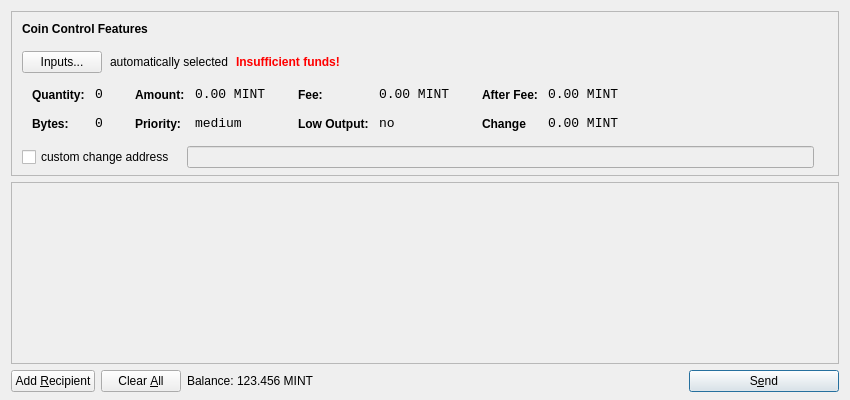
The window that src/qt/forms/sendcoinsdialog.ui (Crypto-Currency/Bitcoin-Fast) describes before a commit, drawn with Qt 5.
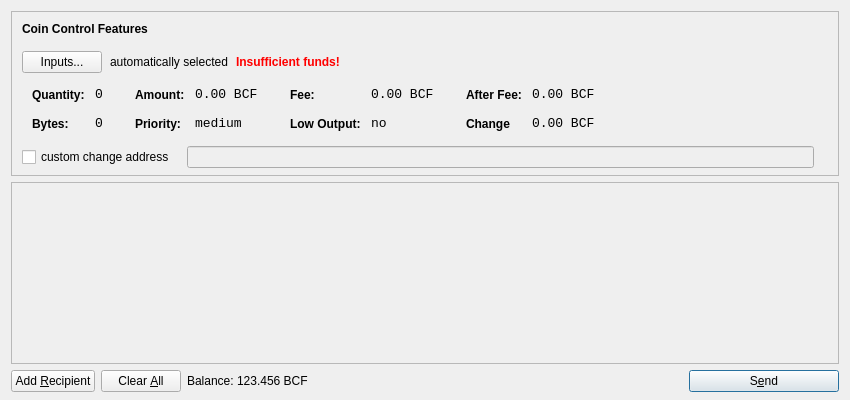
The same window after the commit. Icons and pictures are not drawn.

```diff
--- a/src/qt/forms/sendcoinsdialog.ui
+++ b/src/qt/forms/sendcoinsdialog.ui
@@ -321,7 +321,7 @@
                   <enum>Qt::ActionsContextMenu</enum>
                  </property>
                  <property name="text">
-                  <string>0.00 MINT</string>
+                  <string>0.00 BCF</string>
                  </property>
                  <property name="textInteractionFlags">
                   <set>Qt::LinksAccessibleByMouse|Qt::TextSelectableByKeyboard|Qt::TextSelectableByMouse</set>
@@ -407,7 +407,7 @@
                   <enum>Qt::ActionsContextMenu</enum>
                  </property>
                  <property name="text">
-                  <string>0.00 MINT</string>
+                  <string>0.00 BCF</string>
                  </property>
                  <property name="textInteractionFlags">
                   <set>Qt::LinksAccessibleByMouse|Qt::TextSelectableByKeyboard|Qt::TextSelectableByMouse</set>
@@ -493,7 +493,7 @@
                   <enum>Qt::ActionsContextMenu</enum>
                  </property>
                  <property name="text">
-                  <string>0.00 MINT</string>
+                  <string>0.00 BCF</string>
                  </property>
                  <property name="textInteractionFlags">
                   <set>Qt::LinksAccessibleByMouse|Qt::TextSelectableByKeyboard|Qt::TextSelectableByMouse</set>
@@ -525,7 +525,7 @@
                   <enum>Qt::ActionsContextMenu</enum>
                  </property>
                  <property name="text">
-                  <string>0.00 MINT</string>
+                  <string>0.00 BCF</string>
                  </property>
                  <property name="textInteractionFlags">
                   <set>Qt::LinksAccessibleByMouse|Qt::TextSelectableByKeyboard|Qt::TextSelectableByMouse</set>
@@ -732,7 +732,7 @@
           <cursorShape>IBeamCursor</cursorShape>
          </property>
          <property name="text">
-          <string>123.456 MINT</string>
+          <string>123.456 BCF</string>
          </property>
          <property name="textInteractionFlags">
           <set>Qt::LinksAccessibleByMouse|Qt::TextSelectableByKeyboard|Qt::TextSelectableByMouse</set>
```
